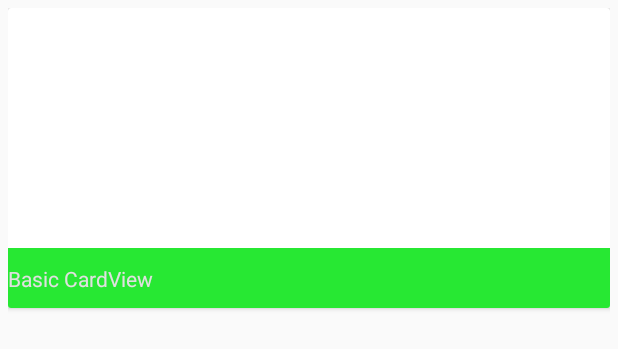
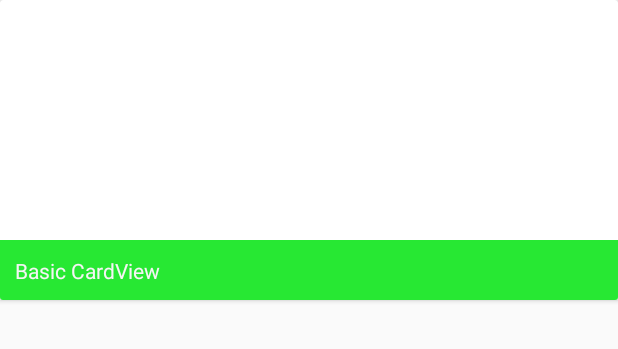
Before and after one commit to jaredkaczynski/MyUMass, an Android app: the layout dining_card_layout.xml on its own in the app's theme, with its tools: preview values and no code run, on a phone screen of 412 x 824 dp. Shown: the top 349 px of the screen. Run offline under Robolectric (Android 15) with nearby library versions, the phone set to English and light mode, and no system bars.

Commit message:
More adjustments. It successfully can load cards now.

```diff
--- a/app/src/main/java/razrsword/dining/DiningActivity.java
+++ b/app/src/main/java/razrsword/dining/DiningActivity.java
@@ -146,6 +146,8 @@ public class DiningActivity extends AppCompatActivity implements DiningCommonsFr
             switch (position) {
                 case 0:
                     return DiningCommonsFragment.newInstance("Dining", "Commons");
+                case 1:
+                    return CampusCenterFragment.newInstance("Dining", "Commons");
                 default:
                     return PlaceholderFragment.newInstance(position + 1);
             }
--- a/app/src/main/res/layout/dining_card_layout.xml
+++ b/app/src/main/res/layout/dining_card_layout.xml
@@ -3,15 +3,14 @@
     android:orientation="vertical"
     android:layout_width="fill_parent"
     android:layout_height="fill_parent"
-    android:gravity="center_horizontal"
-    android:padding="5dp">
+    android:gravity="center_horizontal">
 
     <android.support.v7.widget.CardView
         android:layout_width="fill_parent"
         android:layout_height="200dp"
         android:layout_gravity="center_horizontal"
         android:id="@+id/location_card"
-        android:padding="10dp">
+        android:paddingBottom="10dp">
         <LinearLayout
             android:layout_width="fill_parent"
             android:layout_height="fill_parent"
@@ -33,7 +32,8 @@
             android:layout_weight=".2"
             android:background="@color/busy0"
                 android:gravity="left|bottom"
-                android:paddingBottom="10dp" />
+                android:paddingBottom="10dp"
+                android:paddingLeft="10dp" />
         </LinearLayout>
     </android.support.v7.widget.CardView>
 
--- a/app/src/main/res/layout/fragment_dining_commons.xml
+++ b/app/src/main/res/layout/fragment_dining_commons.xml
@@ -7,6 +7,7 @@
     <android.support.v7.widget.RecyclerView
         android:id="@+id/recyclerview_dining"
         android:layout_width="match_parent"
-        android:layout_height="match_parent"/>
+        android:layout_height="match_parent"
+        android:background="@color/cardBackground"/>
 
 </FrameLayout>
--- a/app/src/main/res/values/colors.xml
+++ b/app/src/main/res/values/colors.xml
@@ -5,5 +5,6 @@
     <color name="colorAccent">#5d2a2c</color>
     <color name="statusBarColo">#881c1c</color>
     <color name="busy0">#27e833</color>
-    <color name="trafficColor">#E0E0E0</color>
+    <color name="trafficColor">#F5F5F5</color>
+    <color name="cardBackground">#aca39a</color>
 </resources>
```
Also changed, not shown: app/src/main/java/razrsword/dining/CampusCenterFragment.java (added, +129 -0 lines).
